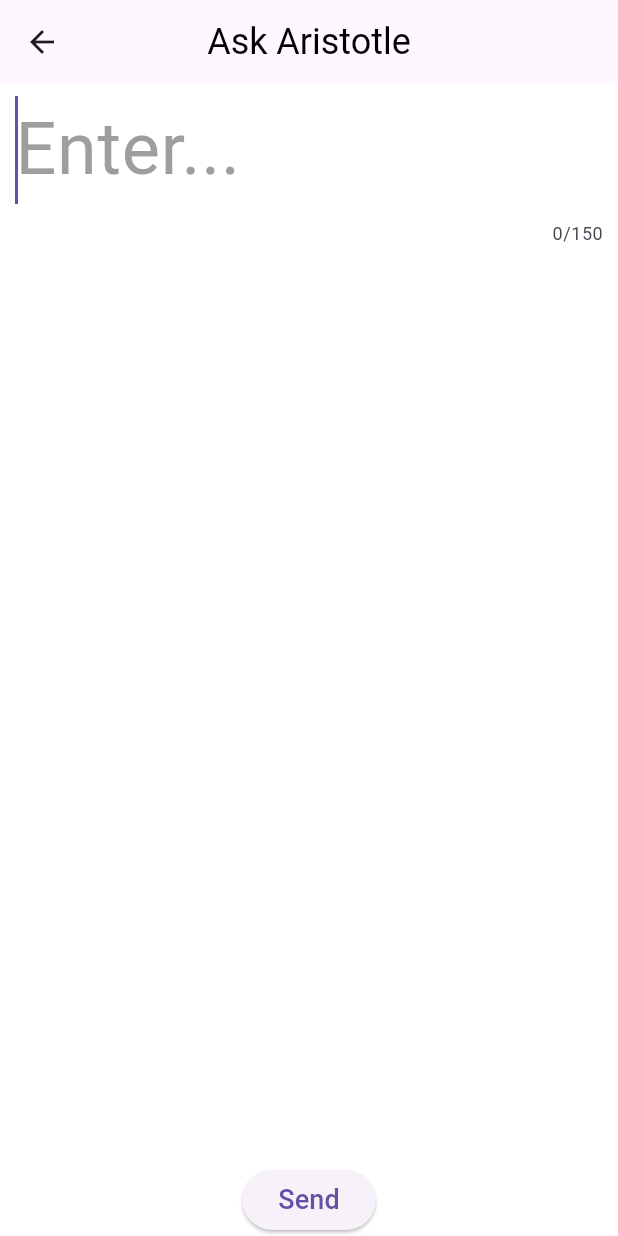
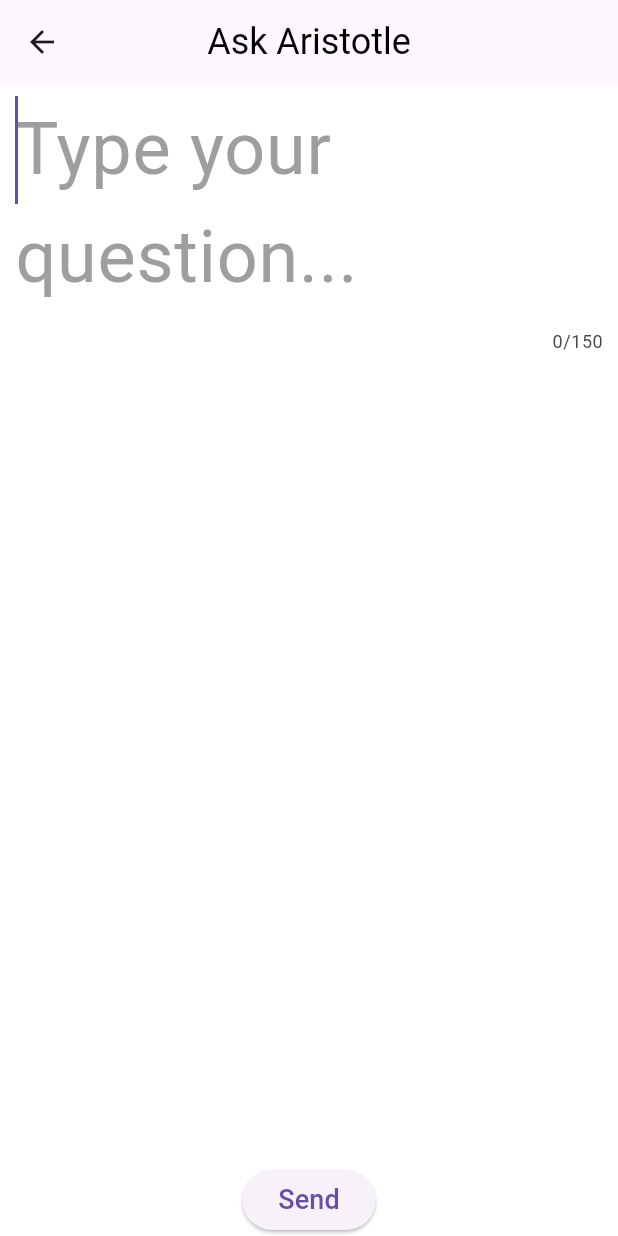
Before and after one commit to Nishchay1/openai-chatbot, a Flutter app: the FigureScreenComponents screen opened directly, after a tap on "Send", on a phone screen of 412 x 824 dp. Run offline on Flutter 3.47's test engine with Material 3 defaults, Android fonts, the phone set to English and light mode, and no system bars.

```diff
--- a/lib/shared/figure_screen_components.dart
+++ b/lib/shared/figure_screen_components.dart
@@ -172,7 +172,7 @@ class _FigureScreenComponentsState extends State<FigureScreenComponents>
                       controller: _messageController,
                       decoration: InputDecoration(
                         border: InputBorder.none,
-                        hintText: "Enter...",
+                        hintText: "Type your question...",
                         hintStyle: TextStyle(color: Colors.grey),
                       ),
                     ),
```
Also changed, not shown: lib/screens/home_screen.dart (+5 -4 lines).
